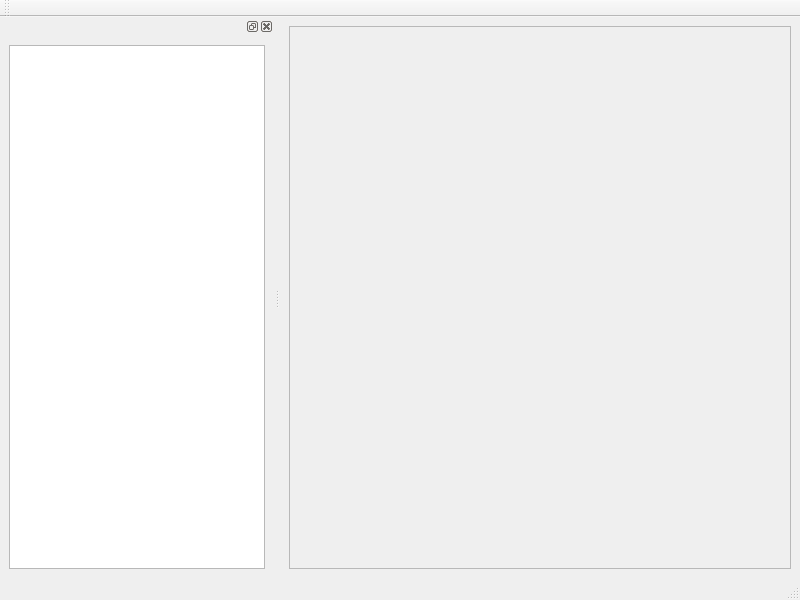
Above: hgview/qt4/manifestviewer.ui from TyberiusPrime/hgview before the change. Below: the same form after it.
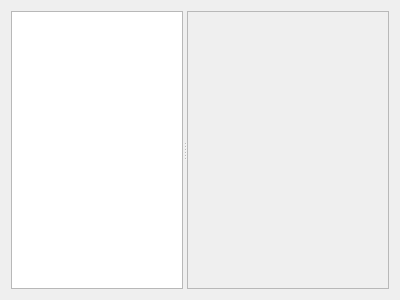
That is the form after the change.

Commit message: some improvements in manifest viewer

Patch:
```diff
--- a/hgview/qt4/manifestviewer.ui
+++ b/hgview/qt4/manifestviewer.ui
@@ -1,29 +1,38 @@
 <ui version="4.0" >
- <class>MainWindow</class>
- <widget class="QMainWindow" name="MainWindow" >
+ <class>Dialog</class>
+ <widget class="QDialog" name="Dialog" >
   <property name="geometry" >
    <rect>
     <x>0</x>
     <y>0</y>
-    <width>800</width>
-    <height>600</height>
+    <width>400</width>
+    <height>300</height>
    </rect>
   </property>
   <property name="windowTitle" >
    <string>MainWindow</string>
   </property>
-  <widget class="QWidget" name="centralwidget" >
-   <property name="geometry" >
-    <rect>
-     <x>280</x>
-     <y>45</y>
-     <width>520</width>
-     <height>532</height>
-    </rect>
-   </property>
-   <layout class="QVBoxLayout" name="verticalLayout_2" >
-    <item>
+  <layout class="QVBoxLayout" name="verticalLayout" >
+   <item>
+    <widget class="QSplitter" name="splitter" >
+     <property name="orientation" >
+      <enum>Qt::Horizontal</enum>
+     </property>
+     <widget class="QTreeView" name="treeView" >
+      <property name="sizePolicy" >
+       <sizepolicy vsizetype="Expanding" hsizetype="Expanding" >
+        <horstretch>1</horstretch>
+        <verstretch>0</verstretch>
+       </sizepolicy>
+      </property>
+     </widget>
      <widget class="QFrame" name="mainFrame" >
+      <property name="sizePolicy" >
+       <sizepolicy vsizetype="Preferred" hsizetype="Preferred" >
+        <horstretch>3</horstretch>
+        <verstretch>0</verstretch>
+       </sizepolicy>
+      </property>
       <property name="frameShape" >
        <enum>QFrame::StyledPanel</enum>
       </property>
@@ -31,79 +40,9 @@
        <enum>QFrame::Raised</enum>
       </property>
      </widget>
-    </item>
-   </layout>
-  </widget>
-  <widget class="QMenuBar" name="menubar" >
-   <property name="geometry" >
-    <rect>
-     <x>0</x>
-     <y>0</y>
-     <width>800</width>
-     <height>30</height>
-    </rect>
-   </property>
-  </widget>
-  <widget class="QStatusBar" name="statusbar" >
-   <property name="geometry" >
-    <rect>
-     <x>0</x>
-     <y>577</y>
-     <width>800</width>
-     <height>23</height>
-    </rect>
-   </property>
-  </widget>
-  <widget class="QToolBar" name="toolBar" >
-   <property name="geometry" >
-    <rect>
-     <x>0</x>
-     <y>30</y>
-     <width>800</width>
-     <height>15</height>
-    </rect>
-   </property>
-   <property name="windowTitle" >
-    <string>toolBar</string>
-   </property>
-   <attribute name="toolBarArea" >
-    <enum>TopToolBarArea</enum>
-   </attribute>
-   <attribute name="toolBarBreak" >
-    <bool>false</bool>
-   </attribute>
-  </widget>
-  <widget class="QDockWidget" name="dockWidget" >
-   <property name="geometry" >
-    <rect>
-     <x>0</x>
-     <y>45</y>
-     <width>274</width>
-     <height>532</height>
-    </rect>
-   </property>
-   <property name="floating" >
-    <bool>false</bool>
-   </property>
-   <attribute name="dockWidgetArea" >
-    <number>1</number>
-   </attribute>
-   <widget class="QWidget" name="dockWidgetContents" >
-    <property name="geometry" >
-     <rect>
-      <x>0</x>
-      <y>21</y>
-      <width>274</width>
-      <height>511</height>
-     </rect>
-    </property>
-    <layout class="QVBoxLayout" name="verticalLayout" >
-     <item>
-      <widget class="QTreeView" name="treeView" />
-     </item>
-    </layout>
-   </widget>
-  </widget>
+    </widget>
+   </item>
+  </layout>
   <action name="actionClose" >
    <property name="text" >
     <string>Close</string>
```
Left out of the diff: 23 changed lines with no effect on the pictures. The commit also changes 1 other file.
